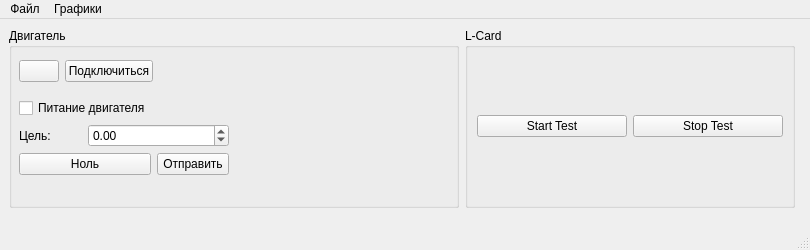
First picture: the form in mainwindow.ui, repository efvai/motor-stand, before the edit.
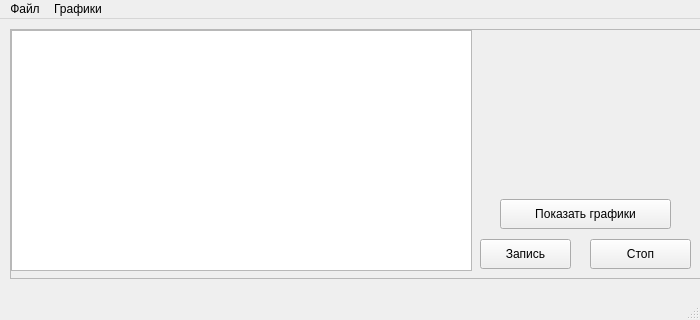
Second picture: the form after the edit. Icons and pictures are not drawn.

The edit to the form file:
```diff
--- a/mainwindow.ui
+++ b/mainwindow.ui
@@ -6,169 +6,140 @@
    <rect>
     <x>0</x>
     <y>0</y>
-    <width>810</width>
-    <height>250</height>
+    <width>700</width>
+    <height>320</height>
    </rect>
   </property>
   <property name="minimumSize">
    <size>
-    <width>810</width>
-    <height>250</height>
+    <width>700</width>
+    <height>320</height>
    </size>
   </property>
   <property name="maximumSize">
    <size>
-    <width>810</width>
-    <height>250</height>
+    <width>700</width>
+    <height>320</height>
    </size>
   </property>
   <property name="windowTitle">
    <string>Motor Stand</string>
   </property>
   <widget class="QWidget" name="centralwidget">
-   <layout class="QFormLayout" name="formLayout">
-    <item row="0" column="0">
-     <widget class="QGroupBox" name="motorGroupBox">
-      <property name="minimumSize">
-       <size>
-        <width>450</width>
-        <height>180</height>
-       </size>
-      </property>
-      <property name="maximumSize">
-       <size>
-        <width>443</width>
-        <height>180</height>
-       </size>
-      </property>
-      <property name="title">
-       <string>Двигатель</string>
-      </property>
-      <widget class="QWidget" name="layoutWidget">
-       <property name="geometry">
-        <rect>
-         <x>10</x>
-         <y>30</y>
-         <width>134</width>
-         <height>26</height>
-        </rect>
-       </property>
-       <layout class="QHBoxLayout" name="horizontalLayout">
-        <item>
-         <widget class="QPushButton" name="settingsButton">
-          <property name="text">
-           <string/>
-          </property>
-          <property name="icon">
-           <iconset resource="Resources/Resources.qrc">
-            <normaloff>:/images/images/settings.png</normaloff>:/images/images/settings.png</iconset>
-          </property>
-         </widget>
-        </item>
-        <item>
-         <widget class="QPushButton" name="connectButton">
-          <property name="text">
-           <string>Подключиться</string>
-          </property>
-         </widget>
-        </item>
-       </layout>
-      </widget>
-      <widget class="QWidget" name="layoutWidget">
-       <property name="geometry">
-        <rect>
-         <x>10</x>
-         <y>70</y>
-         <width>210</width>
-         <height>80</height>
-        </rect>
-       </property>
-       <layout class="QGridLayout" name="gridLayout_5">
-        <item row="0" column="0" colspan="2">
-         <widget class="QCheckBox" name="enableBox">
-          <property name="text">
-           <string>Питание двигателя</string>
-          </property>
-         </widget>
-        </item>
-        <item row="1" column="0">
-         <widget class="QLabel" name="label_4">
-          <property name="text">
-           <string>Цель:</string>
-          </property>
-         </widget>
-        </item>
-        <item row="1" column="1" colspan="2">
-         <widget class="QDoubleSpinBox" name="targetSpinner">
-          <property name="minimum">
-           <double>-100.000000000000000</double>
-          </property>
-          <property name="maximum">
-           <double>100.000000000000000</double>
-          </property>
-         </widget>
-        </item>
-        <item row="2" column="0" colspan="2">
-         <widget class="QPushButton" name="zeroButton">
-          <property name="text">
-           <string>Ноль</string>
-          </property>
-         </widget>
-        </item>
-        <item row="2" column="2">
-         <widget class="QPushButton" name="writeButton">
-          <property name="text">
-           <string>Отправить</string>
-          </property>
-         </widget>
-        </item>
-       </layout>
-      </widget>
-     </widget>
-    </item>
-    <item row="0" column="1">
-     <widget class="QGroupBox" name="groupBox">
-      <property name="minimumSize">
-       <size>
-        <width>330</width>
-        <height>180</height>
-       </size>
-      </property>
-      <property name="maximumSize">
-       <size>
-        <width>330</width>
-        <height>180</height>
-       </size>
-      </property>
-      <property name="title">
-       <string>L-Card</string>
-      </property>
-      <layout class="QGridLayout" name="gridLayout">
-       <item row="0" column="0">
-        <widget class="QPushButton" name="startTestBtn">
-         <property name="text">
-          <string>Start Test</string>
-         </property>
-        </widget>
-       </item>
-       <item row="0" column="1">
-        <widget class="QPushButton" name="stopTestBtn">
-         <property name="text">
-          <string>Stop Test</string>
-         </property>
-        </widget>
-       </item>
-      </layout>
-     </widget>
-    </item>
-   </layout>
+   <widget class="QFrame" name="frame">
+    <property name="geometry">
+     <rect>
+      <x>10</x>
+      <y>10</y>
+      <width>700</width>
+      <height>250</height>
+     </rect>
+    </property>
+    <property name="minimumSize">
+     <size>
+      <width>700</width>
+      <height>250</height>
+     </size>
+    </property>
+    <property name="maximumSize">
+     <size>
+      <width>700</width>
+      <height>250</height>
+     </size>
+    </property>
+    <property name="frameShape">
+     <enum>QFrame::StyledPanel</enum>
+    </property>
+    <property name="frameShadow">
+     <enum>QFrame::Raised</enum>
+    </property>
+    <widget class="QTableWidget" name="deviceTable">
+     <property name="geometry">
+      <rect>
+       <x>1</x>
+       <y>1</y>
+       <width>461</width>
+       <height>241</height>
+      </rect>
+     </property>
+    </widget>
+    <widget class="QPushButton" name="startTestBtn">
+     <property name="geometry">
+      <rect>
+       <x>470</x>
+       <y>210</y>
+       <width>91</width>
+       <height>30</height>
+      </rect>
+     </property>
+     <property name="text">
+      <string>Запись</string>
+     </property>
+     <property name="icon">
+      <iconset resource="Resources/Resources.qrc">
+       <normaloff>:/images/images/start.png</normaloff>:/images/images/start.png</iconset>
+     </property>
+     <property name="iconSize">
+      <size>
+       <width>30</width>
+       <height>30</height>
+      </size>
+     </property>
+    </widget>
+    <widget class="QPushButton" name="stopTestBtn">
+     <property name="geometry">
+      <rect>
+       <x>580</x>
+       <y>210</y>
+       <width>101</width>
+       <height>30</height>
+      </rect>
+     </property>
+     <property name="text">
+      <string>Стоп</string>
+     </property>
+     <property name="icon">
+      <iconset resource="Resources/Resources.qrc">
+       <normaloff>:/images/images/stop.png</normaloff>:/images/images/stop.png</iconset>
+     </property>
+     <property name="iconSize">
+      <size>
+       <width>30</width>
+       <height>30</height>
+      </size>
+     </property>
+    </widget>
+    <widget class="QPushButton" name="openPlotBtn">
+     <property name="geometry">
+      <rect>
+       <x>490</x>
+       <y>170</y>
+       <width>171</width>
+       <height>30</height>
+      </rect>
+     </property>
+     <property name="text">
+      <string>Показать графики</string>
+     </property>
+     <property name="icon">
+      <iconset resource="Resources/Resources.qrc">
+       <normaloff>:/images/images/wave-graph.png</normaloff>:/images/images/wave-graph.png</iconset>
+     </property>
+     <property name="iconSize">
+      <size>
+       <width>30</width>
+       <height>30</height>
+      </size>
+     </property>
+    </widget>
+   </widget>
   </widget>
   <widget class="QMenuBar" name="menubar">
    <property name="geometry">
     <rect>
      <x>0</x>
      <y>0</y>
-     <width>810</width>
+     <width>700</width>
      <height>22</height>
     </rect>
    </property>
@@ -178,14 +149,14 @@
     </property>
     <addaction name="openPlotAction"/>
    </widget>
-   <widget class="QMenu" name="menu_2">
+   <widget class="QMenu" name="fileMenu">
     <property name="title">
      <string>Файл</string>
     </property>
     <addaction name="saveAction"/>
     <addaction name="saveAllAction"/>
    </widget>
-   <addaction name="menu_2"/>
+   <addaction name="fileMenu"/>
    <addaction name="plotMenu"/>
   </widget>
   <widget class="QStatusBar" name="statusbar"/>
```
Left out of the diff: 24 changed lines with no effect on the pictures.
